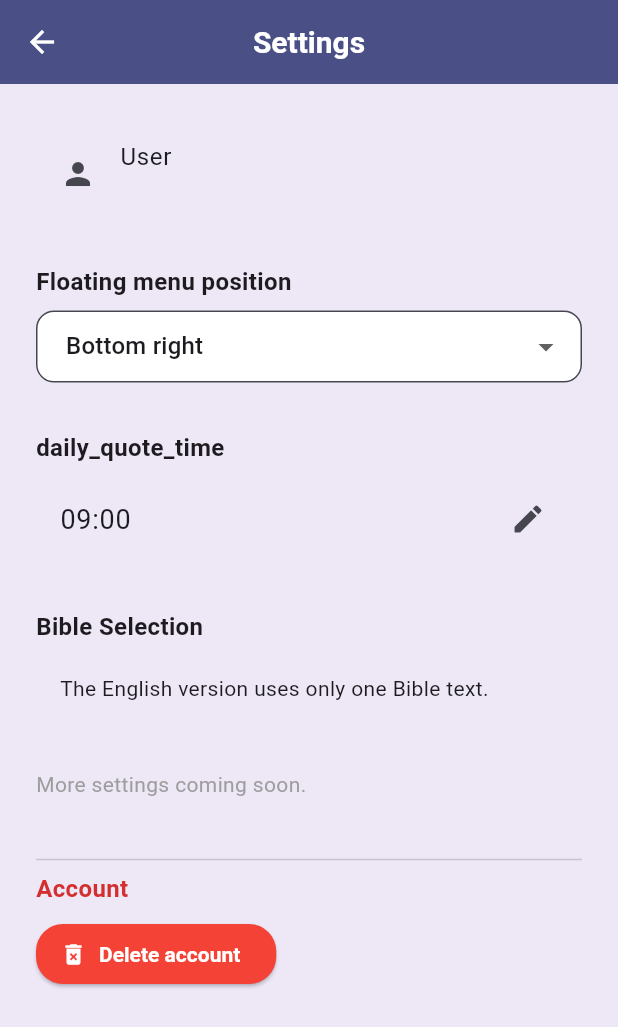
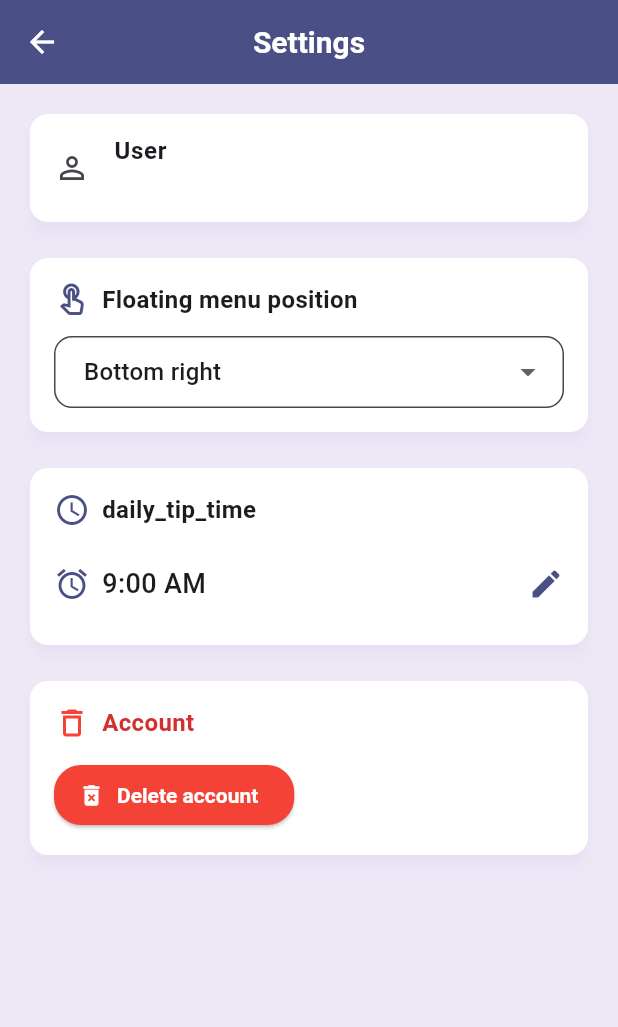
Before and after one commit to dusanpecko/lectio-app, a Flutter app: the SettingsScreen screen opened directly, on a phone screen of 412 x 824 dp. Shown: the top 1027 px of the screen. Run offline on Flutter 3.47's test engine with Material 3 defaults, Android fonts, the phone set to English and light mode, and no system bars; our stand-ins replace audio_service, easy_localization, flutter_dotenv, flutter_html, flutter_local_notifications, flutter_native_timezone and 8 more; accounts and stored records are empty; Roboto replaces fonts that are missing (Questrial).

Commit message:
notifikacie v6.1

```diff
--- a/assets/translations/sk.json
+++ b/assets/translations/sk.json
@@ -277,5 +277,6 @@
   "send_comment": "Odoslať komentár",
   "confirm": "Potvrdenie",
   "delete_comment_confirm": "Naozaj chceš vymazať tento komentár?",
-  "daily_quote_time": "Denný citát"
+  "daily_quote_time": "Denný citát",
+  "daily_tip_time": "Nastavenie notifikácii - ACTIO"
 }
--- a/lib/main.dart
+++ b/lib/main.dart
@@ -8,7 +8,11 @@ import 'screens/auth_screen.dart';
 import 'shared/app_theme.dart';
 import 'services/audio_handler.dart';
 import 'services/notification_service.dart';
+import 'screens/lectio_screen.dart'; // <-- pridaj tento import
 import 'dart:async';
+
+final GlobalKey<NavigatorState> navigatorKey =
+    GlobalKey<NavigatorState>(); // <- pre navigáciu z notifikácie
 
 late LectioAudioHandler audioHandler;
 
@@ -50,6 +54,7 @@ class MyApp extends StatelessWidget {
   @override
   Widget build(BuildContext context) {
     return MaterialApp(
+      navigatorKey: navigatorKey, // <- aby mohla notifikácia otvoriť screen
       title: tr('app_title'),
       debugShowCheckedModeBanner: false,
       theme: AppTheme.light,
@@ -59,6 +64,7 @@ class MyApp extends StatelessWidget {
       localizationsDelegates: context.localizationDelegates,
       supportedLocales: context.supportedLocales,
       locale: context.locale,
+      routes: {'/lectio': (context) => const LectioScreen()},
     );
   }
 }
--- a/lib/screens/settings_screen.dart
+++ b/lib/screens/settings_screen.dart
@@ -4,47 +4,6 @@ import 'package:shared_preferences/shared_preferences.dart';
 import 'package:supabase_flutter/supabase_flutter.dart';
 import 'package:easy_localization/easy_localization.dart';
 import 'package:lectio_divina/services/notification_service.dart';
-
-String fabMenuPositionLabel(FabMenuPosition pos) {
-  switch (pos) {
-    case FabMenuPosition.left:
-      return tr("fab_menu_left");
-    case FabMenuPosition.right:
-      return tr("fab_menu_right");
-    case FabMenuPosition.center:
-      return tr("fab_menu_center");
-    case FabMenuPosition.topLeft:
-      return tr("fab_menu_top_left");
-    case FabMenuPosition.topRight:
-      return tr("fab_menu_top_right");
-    case FabMenuPosition.topCenter:
-      return tr("fab_menu_top_center");
-  }
-}
-
-Future<void> saveSelectedBible(String value) async {
-  final prefs = await SharedPreferences.getInstance();
-  await prefs.setString('selectedBible', value);
-}
-
-Future<String> loadSelectedBible() async {
-  final prefs = await SharedPreferences.getInstance();
-  return prefs.getString('selectedBible') ?? 'biblia1';
-}
-
-Future<void> saveFabMenuPosition(FabMenuPosition pos) async {
-  final prefs = await SharedPreferences.getInstance();
-  await prefs.setInt('fab_menu_position', pos.index);
-}
-
-Future<FabMenuPosition> loadFabMenuPosition() async {
-  final prefs = await SharedPreferences.getInstance();
-  final index = prefs.getInt('fab_menu_position');
-  if (index != null && index >= 0 && index < FabMenuPosition.values.length) {
-    return FabMenuPosition.values[index];
-  }
-  return FabMenuPosition.right;
-}
 
 class SettingsScreen extends StatefulWidget {
   final FabMenuPosition? currentPosition;
@@ -66,15 +25,15 @@ class _SettingsScreenState extends State<SettingsScreen> {
   bool _isDeleting = false;
   String _selectedBible = 'biblia1';
   bool _isLoadingBible = true;
-  TimeOfDay _quoteTime = const TimeOfDay(hour: 9, minute: 0);
-  bool _isLoadingNotificationTime = true;
+  TimeOfDay _tipTime = const TimeOfDay(hour: 8, minute: 0);
+  bool _isLoadingTipTime = true;
 
   @override
   void initState() {
     super.initState();
     _initPosition();
     _initBible();
-    _loadQuoteNotificationTime();
+    _loadTipNotificationTime();
   }
 
   Future<void> _initPosition() async {
@@ -87,7 +46,8 @@ class _SettingsScreenState extends State<SettingsScreen> {
   }
 
   Future<void> _initBible() async {
-    String bible = await loadSelectedBible();
+    final prefs = await SharedPreferences.getInstance();
+    final bible = prefs.getString('selectedBible') ?? 'biblia1';
     if (!mounted) return;
     setState(() {
       _selectedBible = bible;
@@ -95,38 +55,37 @@ class _SettingsScreenState extends State<SettingsScreen> {
     });
   }
 
-  Future<void> _loadQuoteNotificationTime() async {
+  Future<void> _loadTipNotificationTime() async {
     final prefs = await SharedPreferences.getInstance();
-    final hour = prefs.getInt('quote_hour') ?? 9;
-    final minute = prefs.getInt('quote_minute') ?? 0;
+    final hour = prefs.getInt('tip_hour') ?? 9;
+    final minute = prefs.getInt('tip_minute') ?? 0;
     if (!mounted) return;
     setState(() {
-      _quoteTime = TimeOfDay(hour: hour, minute: minute);
-      _isLoadingNotificationTime = false;
+      _tipTime = TimeOfDay(hour: hour, minute: minute);
+      _isLoadingTipTime = false;
     });
   }
 
-  Future<void> _selectQuoteTime(BuildContext context) async {
+  Future<void> _selectTipTime(BuildContext context) async {
     final TimeOfDay? picked = await showTimePicker(
       context: context,
-      initialTime: _quoteTime,
+      initialTime: _tipTime,
     );
 
-    if (picked != null) {
-      if (!mounted) return;
+    if (picked != null && mounted) {
       setState(() {
-        _quoteTime = picked;
+        _tipTime = picked;
       });
 
       final prefs = await SharedPreferences.getInstance();
-      await prefs.setInt('quote_hour', picked.hour);
-      await prefs.setInt('quote_minute', picked.minute);
+      await prefs.setInt('tip_hour', picked.hour);
+      await prefs.setInt('tip_minute', picked.minute);
 
-      const String quote = '„Tvoje slovo je svetlo pre moje nohy.“';
-      await NotificationService.showDailyQuoteNotification(
+      final locale = context.locale.languageCode;
+      await NotificationService.showDailyTipNotification(
         picked.hour,
         picked.minute,
-        quote,
+        locale,
       );
     }
   }
@@ -145,106 +104,16 @@ class _SettingsScreenState extends State<SettingsScreen> {
     setState(() {
       _selectedBible = value;
     });
-    await saveSelectedBible(value);
+    final prefs = await SharedPreferences.getInstance();
+    await prefs.setString('selectedBible', value);
   }
 
   Future<void> _deleteAccount(BuildContext context) async {
-    final supabase = Supabase.instance.client;
-    final user = supabase.auth.currentUser;
-    if (user == null) return;
-
-    setState(() {
-      _isDeleting = true;
-    });
-
-    try {
-      final response = await supabase.functions.invoke(
-        'delete_user',
-        body: {
-          'user': {'id': user.id},
-        },
-      );
-      if (response.status == 200) {
-        await supabase.auth.signOut();
-        if (!mounted) return;
-        bool? deleted = await showDialog<bool>(
-          context: context,
-          builder: (dialogContext) => AlertDialog(
-            title: Text(tr('account_deleted_title')),
-            content: Text(tr('account_deleted_desc')),
-            actions: [
-              TextButton(
-                onPressed: () => Navigator.of(dialogContext).pop(true),
-                child: Text(tr('ok')),
-              ),
-            ],
-          ),
-        );
-        if (deleted == true && mounted) {
-          Navigator.of(context).pushNamedAndRemoveUntil('/', (route) => false);
+    setState(() => _isDeleting = true);
+    await NotificationService.deleteAccount(context);
+    if (mounted) {
+      setState(() => _isDeleting = false);
     }
-      } else {
-        if (!mounted) return;
-        showDialog(
-          context: context,
-          builder: (dialogContext) => AlertDialog(
-            title: Text(tr('error')),
-            content: Text('${tr('account_delete_failed')}: ${response.data}'),
-            actions: [
-              TextButton(
-                onPressed: () => Navigator.of(dialogContext).pop(),
-                child: Text(tr('ok')),
-              ),
-            ],
-          ),
-        );
-      }
-    } catch (e) {
-      if (!mounted) return;
-      showDialog(
-        context: context,
-        builder: (dialogContext) => AlertDialog(
-          title: Text(tr('error')),
-          content: Text('${tr('account_delete_failed')}: $e'),
-          actions: [
-            TextButton(
-              onPressed: () => Navigator.of(dialogContext).pop(),
-              child: Text(tr('ok')),
-            ),
-          ],
-        ),
-      );
-    } finally {
-      if (mounted) {
-        setState(() {
-          _isDeleting = false;
-        });
-      }
-    }
-  }
-
-  void _showDeleteAccountDialog(BuildContext context) {
-    showDialog(
-      context: context,
-      builder: (dialogContext) => AlertDialog(
-        title: Text(tr('delete_account_title')),
-        content: Text(tr('delete_account_desc')),
-        actions: [
-          TextButton(
-            onPressed: () => Navigator.of(dialogContext).pop(),
-            child: Text(tr('cancel')),
-          ),
-          TextButton(
-            style: TextButton.styleFrom(foregroundColor: Colors.red),
-            onPressed: () {
-              Navigator.of(dialogContext).pop();
-              _deleteAccount(context);
-            },
-            child: Text(tr('delete_account')),
-          ),
-        ],
-      ),
-    );
   }
 
   @override
@@ -257,19 +126,62 @@ class _SettingsScreenState extends State<SettingsScreen> {
     return Scaffold(
       appBar: AppBar(title: Text(tr('settings'))),
       body: ListView(
-        padding: const EdgeInsets.all(24),
+        padding: const EdgeInsets.all(16),
         children: [
-          ListTile(
-            leading: const Icon(Icons.person),
-            title: Text(tr('user')),
-            subtitle: Text(userEmail),
+          _buildUserInfoCard(userEmail),
+          const SizedBox(height: 16),
+          _buildPositionCard(),
+          const SizedBox(height: 16),
+          _buildTipTimeCard(context),
+          const SizedBox(height: 16),
+          if (locale == 'sk') ...[
+            _buildBibleCard(),
+            const SizedBox(height: 16),
+          ],
+          if (isLoggedIn) _buildDeleteAccountCard(context),
+        ],
       ),
-          const SizedBox(height: 24),
+    );
+  }
+
+  Widget _buildUserInfoCard(String email) {
+    return Card(
+      shape: RoundedRectangleBorder(borderRadius: BorderRadius.circular(12)),
+      elevation: 4,
+      child: ListTile(
+        leading: const Icon(Icons.person_outline),
+        title: Text(
+          tr('user'),
+          style: const TextStyle(fontWeight: FontWeight.bold),
+        ),
+        subtitle: Text(email),
+      ),
+    );
+  }
+
+  Widget _buildPositionCard() {
+    return Card(
+      shape: RoundedRectangleBorder(borderRadius: BorderRadius.circular(12)),
+      elevation: 4,
+      child: Padding(
+        padding: const EdgeInsets.all(16),
+        child: Column(
+          crossAxisAlignment: CrossAxisAlignment.start,
+          children: [
+            Row(
+              children: [
+                const Icon(Icons.touch_app_outlined),
+                const SizedBox(width: 8),
                 Text(
                   tr('fab_menu_position'),
-            style: const TextStyle(fontWeight: FontWeight.bold, fontSize: 16),
+                  style: const TextStyle(
+                    fontWeight: FontWeight.bold,
+                    fontSize: 16,
                   ),
-          const SizedBox(height: 8),
+                ),
+              ],
+            ),
+            const SizedBox(height: 12),
             _isLoadingPosition
                 ? const Center(child: CircularProgressIndicator())
                 : DropdownButtonFormField<FabMenuPosition>(
@@ -291,29 +203,87 @@ class _SettingsScreenState extends State<SettingsScreen> {
                       );
                     }).toList(),
                   ),
-          const SizedBox(height: 32),
+          ],
+        ),
+      ),
+    );
+  }
+
+  Widget _buildTipTimeCard(BuildContext context) {
+    return Card(
+      shape: RoundedRectangleBorder(borderRadius: BorderRadius.circular(12)),
+      elevation: 4,
+      child: Padding(
+        padding: const EdgeInsets.all(16),
+        child: Column(
+          crossAxisAlignment: CrossAxisAlignment.start,
+          children: [
+            Row(
+              children: [
+                const Icon(Icons.access_time),
+                const SizedBox(width: 8),
                 Text(
-            tr('daily_quote_time'),
-            style: const TextStyle(fontWeight: FontWeight.bold, fontSize: 16),
+                  tr('daily_tip_time'),
+                  style: const TextStyle(
+                    fontWeight: FontWeight.bold,
+                    fontSize: 16,
                   ),
-          const SizedBox(height: 8),
-          _isLoadingNotificationTime
+                ),
+              ],
+            ),
+            const SizedBox(height: 12),
+            _isLoadingTipTime
                 ? const Center(child: CircularProgressIndicator())
-              : ListTile(
-                  title: Text(
-                    '${_quoteTime.hour.toString().padLeft(2, '0')}:${_quoteTime.minute.toString().padLeft(2, '0')}',
-                    style: const TextStyle(fontSize: 18),
+                : InkWell(
+                    onTap: () => _selectTipTime(context),
+                    child: Padding(
+                      padding: const EdgeInsets.symmetric(vertical: 12),
+                      child: Row(
+                        children: [
+                          const Icon(Icons.alarm),
+                          const SizedBox(width: 8),
+                          Text(
+                            _tipTime.format(context),
+                            style: const TextStyle(
+                              fontSize: 18,
+                              fontWeight: FontWeight.w500,
                             ),
-                  trailing: const Icon(Icons.edit),
-                  onTap: () => _selectQuoteTime(context),
                           ),
-          const SizedBox(height: 32),
-          if (locale == 'sk') ...[
+                          const Spacer(),
+                          const Icon(Icons.edit),
+                        ],
+                      ),
+                    ),
+                  ),
+          ],
+        ),
+      ),
+    );
+  }
+
+  Widget _buildBibleCard() {
+    return Card(
+      shape: RoundedRectangleBorder(borderRadius: BorderRadius.circular(12)),
+      elevation: 4,
+      child: Padding(
+        padding: const EdgeInsets.all(16),
+        child: Column(
+          crossAxisAlignment: CrossAxisAlignment.start,
+          children: [
+            Row(
+              children: [
+                const Icon(Icons.menu_book),
+                const SizedBox(width: 8),
                 Text(
                   tr('select_bible'),
-              style: const TextStyle(fontWeight: FontWeight.bold, fontSize: 16),
+                  style: const TextStyle(
+                    fontWeight: FontWeight.bold,
+                    fontSize: 16,
                   ),
-            const SizedBox(height: 8),
+                ),
+              ],
+            ),
+            const SizedBox(height: 12),
             _isLoadingBible
                 ? const Center(child: CircularProgressIndicator())
                 : DropdownButtonFormField<String>(
@@ -343,50 +313,42 @@ class _SettingsScreenState extends State<SettingsScreen> {
                       ),
                     ],
                   ),
-            const SizedBox(height: 32),
-          ] else if (locale == 'en') ...[
-            Text(
-              tr('bible_en_only'),
-              style: const TextStyle(fontWeight: FontWeight.bold, fontSize: 16),
+          ],
         ),
-            const SizedBox(height: 8),
-            Container(
-              padding: const EdgeInsets.symmetric(horizontal: 16, vertical: 12),
-              decoration: BoxDecoration(
-                color: Colors.deepPurple.shade50,
-                borderRadius: BorderRadius.circular(12),
       ),
-              child: Text(tr('bible_en_desc')),
-            ),
-            const SizedBox(height: 32),
-          ],
-          Text(
-            tr('settings_coming_soon'),
-            style: const TextStyle(color: Colors.grey),
-          ),
-          const SizedBox(height: 32),
-          if (isLoggedIn)
-            Column(
+    );
+  }
+
+  Widget _buildDeleteAccountCard(BuildContext context) {
+    return Card(
+      shape: RoundedRectangleBorder(borderRadius: BorderRadius.circular(12)),
+      elevation: 4,
+      child: Padding(
+        padding: const EdgeInsets.all(16),
+        child: Column(
           crossAxisAlignment: CrossAxisAlignment.start,
           children: [
-                const Divider(),
+            Row(
+              children: [
+                const Icon(Icons.delete_outline, color: Colors.red),
+                const SizedBox(width: 8),
                 Text(
                   tr('account'),
                   style: TextStyle(
                     fontWeight: FontWeight.bold,
+                    fontSize: 16,
                     color: Colors.red[700],
-                    fontSize: 16,
                   ),
                 ),
-                const SizedBox(height: 8),
+              ],
+            ),
+            const SizedBox(height: 12),
             ElevatedButton.icon(
               style: ElevatedButton.styleFrom(
                 backgroundColor: Colors.red,
                 foregroundColor: Colors.white,
               ),
-                  onPressed: _isDeleting
-                      ? null
-                      : () => _showDeleteAccountDialog(context),
+              onPressed: _isDeleting ? null : () => _deleteAccount(context),
               icon: const Icon(Icons.delete_forever),
               label: _isDeleting
                   ? const SizedBox(
@@ -401,8 +363,39 @@ class _SettingsScreenState extends State<SettingsScreen> {
             ),
           ],
         ),
-        ],
       ),
     );
   }
 }
+
+// Helpers remain unchanged
+Future<void> saveFabMenuPosition(FabMenuPosition pos) async {
+  final prefs = await SharedPreferences.getInstance();
+  await prefs.setInt('fab_menu_position', pos.index);
+}
+
+Future<FabMenuPosition> loadFabMenuPosition() async {
+  final prefs = await SharedPreferences.getInstance();
+  final index = prefs.getInt('fab_menu_position');
+  if (index != null && index >= 0 && index < FabMenuPosition.values.length) {
+    return FabMenuPosition.values[index];
+  }
+  return FabMenuPosition.right;
+}
+
+String fabMenuPositionLabel(FabMenuPosition pos) {
+  switch (pos) {
+    case FabMenuPosition.left:
+      return tr("fab_menu_left");
+    case FabMenuPosition.right:
+      return tr("fab_menu_right");
+    case FabMenuPosition.center:
+      return tr("fab_menu_center");
+    case FabMenuPosition.topLeft:
+      return tr("fab_menu_top_left");
+    case FabMenuPosition.topRight:
+      return tr("fab_menu_top_right");
+    case FabMenuPosition.topCenter:
+      return tr("fab_menu_top_center");
+  }
+}
--- a/pubspec.yaml
+++ b/pubspec.yaml
@@ -58,6 +58,7 @@ dependencies:
   flutter_local_notifications: ^17.1.2
   flutter_native_timezone: ^2.0.0
   timezone: ^0.9.2
+  logger: ^2.0.2+1
 
 dev_dependencies:
   flutter_test:
```
Also changed, not shown: lib/services/notification_service.dart (+131 -44 lines), pubspec.lock. Lines whose indentation alone changed are shown as unchanged.
